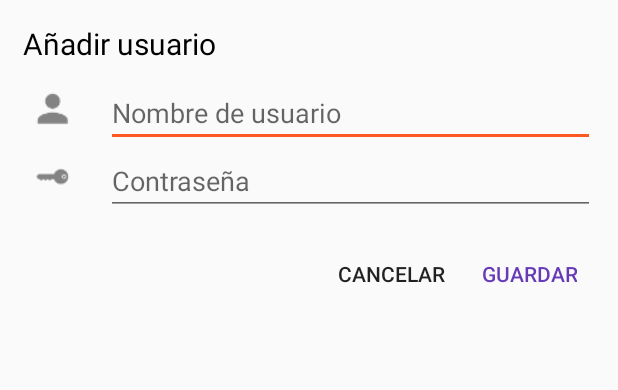
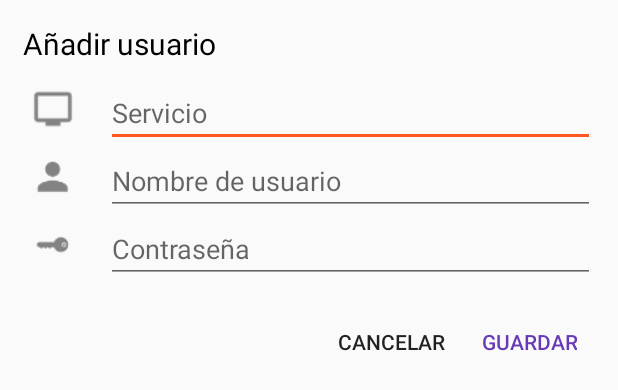
Before and after one commit to ManuCasariego/PassManager, an Android app: the layout activity_add.xml on its own in the app's theme, with its tools: preview values and no code run, on a phone screen of 412 x 824 dp. Shown: the top 390 px of the screen. Run offline under Robolectric (Android 15) with nearby library versions, the phone set to English and light mode, and no system bars.

Commit message:
Añadir servicio

```diff
--- a/app/src/main/res/layout/activity_add.xml
+++ b/app/src/main/res/layout/activity_add.xml
@@ -16,6 +16,35 @@
         android:textSize="20sp"
         android:textColor="@android:color/black"
          />
+
+    <LinearLayout
+        android:layout_width="match_parent"
+        android:layout_height="wrap_content"
+        android:orientation="horizontal"
+        >
+
+        <ImageView
+            android:layout_width="40dp"
+            android:layout_height="40dp"
+            android:scaleType="fitCenter"
+            android:id="@+id/imageViewServicio"
+            android:src="@drawable/ic_action_service" />
+
+        <TextView
+            android:layout_width="15dp"
+            android:layout_height="0dp" />
+
+        <EditText
+            android:id="@+id/editTextService"
+            android:layout_width="0dp"
+            android:layout_height="wrap_content"
+            android:layout_weight="4"
+            android:hint="Servicio"
+            android:inputType="textCapWords"
+            android:maxLines="1"
+            android:nextFocusDown="@+id/editTextUserName" />
+
+    </LinearLayout>
 
     <LinearLayout
         android:layout_width="match_parent"
@@ -69,7 +98,7 @@
             android:layout_height="wrap_content"
             android:layout_weight="4"
             android:hint="Contraseña"
-            android:inputType="textPassword"
+            android:inputType="text"
             android:maxLines="1" />
 
     </LinearLayout>
--- a/app/src/main/res/values/colors.xml
+++ b/app/src/main/res/values/colors.xml
@@ -5,4 +5,5 @@
     <item name="ColorPrimaryLight" type="color">#D1C4E9</item>
     <item name="ColorAccent" type="color">#FF5722</item>
     <item name="ColorAccentLight" type="color">#FFCCBC</item>
+    <item name="PrimaryText" type="color">#212121</item>
 </resources>
```
Also changed, not shown: app/src/main/java/pruebas/manuel/passmanager/AddActivity.java (+36 -17 lines), app/src/main/java/pruebas/manuel/passmanager/FragmentMain.java (+7 -4 lines), app/src/main/java/pruebas/manuel/passmanager/util/DataBaseManager.java (+11 -8 lines), app/src/main/res/layout/list_item_personalizado.xml (+14 -6 lines), app/src/main/ic_action_service-web.png (added), app/src/main/ic_action_service_orange-web.png (added), app/src/main/res/drawable-hdpi/ic_action_service.png (added), app/src/main/res/drawable-mdpi/ic_action_service.png (added), app/src/main/res/drawable-xhdpi/ic_action_service.png (added), app/src/main/res/drawable-xxhdpi/ic_action_service.png (added), app/src/main/res/mipmap-hdpi/ic_action_service_orange.png (added), app/src/main/res/mipmap-mdpi/ic_action_service_orange.png (added), app/src/main/res/mipmap-xhdpi/ic_action_service_orange.png (added), app/src/main/res/mipmap-xxhdpi/ic_action_service_orange.png (added), 1 more files.
